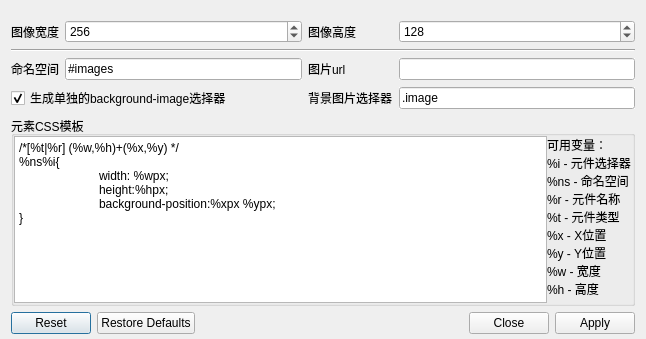
This is Dialog/dlgproperty.ui in GongT/cssSprites as Qt 5 draws it before an edit. The edited form follows.
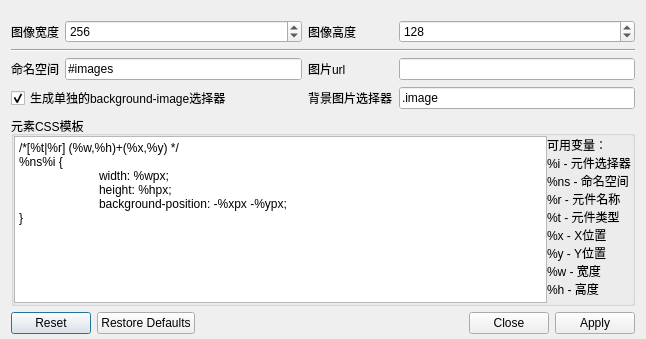
This is the edited form.

The edit to the form file:
```diff
--- a/Dialog/dlgproperty.ui
+++ b/Dialog/dlgproperty.ui
@@ -69,10 +69,10 @@
         </property>
         <property name="plainText">
          <string>/*[%t|%r] (%w,%h)+(%x,%y) */
-%ns%i{
+%ns%i {
 	width: %wpx;
-	height:%hpx;
-	background-position:%xpx %ypx;
+	height: %hpx;
+	background-position: -%xpx -%ypx;
 }
 </string>
         </property>
```
